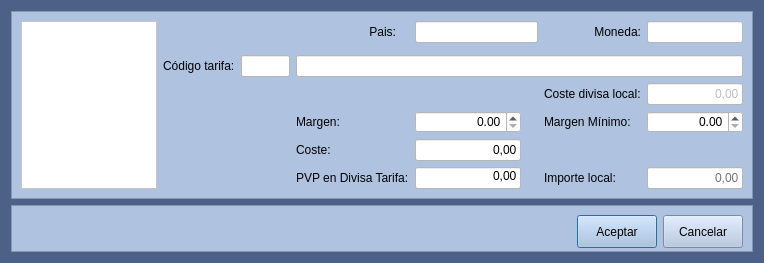
Old version of the form Almacen/frmtarifas.ui in the repository arcnexus/RedFoX.
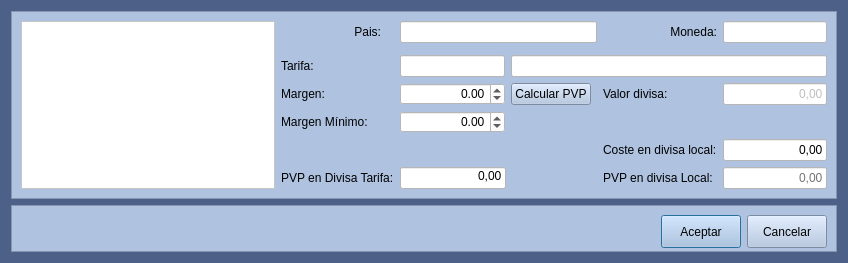
New version of the form. Icons and pictures are not drawn.

Commit message: modificación tarifa articulo segun divisas

What changed in the file:
```diff
--- a/Almacen/frmtarifas.ui
+++ b/Almacen/frmtarifas.ui
@@ -6,7 +6,7 @@
    <rect>
     <x>0</x>
     <y>0</y>
-    <width>764</width>
+    <width>848</width>
     <height>254</height>
    </rect>
   </property>
@@ -158,6 +158,18 @@
         <property name="enabled">
          <bool>false</bool>
         </property>
+        <property name="minimumSize">
+         <size>
+          <width>96</width>
+          <height>0</height>
+         </size>
+        </property>
+        <property name="maximumSize">
+         <size>
+          <width>106</width>
+          <height>16777215</height>
+         </size>
+        </property>
         <property name="styleSheet">
          <string notr="true">background-color: rgb(255, 255, 255);
 color: rgb(115, 115, 115);</string>
@@ -170,30 +182,6 @@
         </property>
        </widget>
       </item>
-      <item row="2" column="2">
-       <widget class="QLineEdit" name="txtCodTarifa">
-        <property name="enabled">
-         <bool>false</bool>
-        </property>
-        <property name="minimumSize">
-         <size>
-          <width>49</width>
-          <height>0</height>
-         </size>
-        </property>
-        <property name="styleSheet">
-         <string notr="true">background-color: rgb(255, 255, 255);
-color: rgb(115, 115, 115);</string>
-        </property>
-       </widget>
-      </item>
-      <item row="4" column="7">
-       <widget class="QLabel" name="label_5">
-        <property name="text">
-         <string>Margen Mínimo:</string>
-        </property>
-       </widget>
-      </item>
       <item row="0" column="0" rowspan="7">
        <widget class="QListView" name="listaTarifa">
         <property name="styleSheet">
@@ -201,13 +189,6 @@
         </property>
        </widget>
       </item>
-      <item row="2" column="1">
-       <widget class="QLabel" name="label_3">
-        <property name="text">
-         <string>Código tarifa:</string>
-        </property>
-       </widget>
-      </item>
       <item row="0" column="7">
        <widget class="QLabel" name="label_2">
         <property name="text">
@@ -234,26 +215,6 @@
         </property>
        </widget>
       </item>
-      <item row="4" column="8">
-       <widget class="QDoubleSpinBox" name="spinMargenMinimo">
-        <property name="enabled">
-         <bool>true</bool>
-        </property>
-        <property name="minimumSize">
-         <size>
-          <width>96</width>
-          <height>0</height>
-         </size>
-        </property>
-        <property name="styleSheet">
-         <string notr="true">background-color: rgb(255, 255, 255);
-</string>
-        </property>
-        <property name="alignment">
-         <set>Qt::AlignRight|Qt::AlignTrailing|Qt::AlignVCenter</set>
-        </property>
-       </widget>
-      </item>
       <item row="0" column="4" colspan="3">
        <widget class="QLineEdit" name="txtPais">
         <property name="enabled">
@@ -276,6 +237,18 @@
         <property name="enabled">
          <bool>false</bool>
         </property>
+        <property name="minimumSize">
+         <size>
+          <width>96</width>
+          <height>0</height>
+         </size>
+        </property>
+        <property name="maximumSize">
+         <size>
+          <width>106</width>
+          <height>16777215</height>
+         </size>
+        </property>
         <property name="styleSheet">
          <string notr="true">background-color: rgb(255, 255, 255);
 color: rgb(115, 115, 115);</string>
@@ -292,50 +265,7 @@
       <item row="6" column="7">
        <widget class="QLabel" name="label_7">
         <property name="text">
-         <string>Importe local:</string>
-        </property>
-       </widget>
-      </item>
-      <item row="2" column="3" colspan="6">
-       <widget class="QLineEdit" name="txtDescTarifa">
-        <property name="enabled">
-         <bool>false</bool>
-        </property>
-        <property name="styleSheet">
-         <string notr="true">background-color: rgb(255, 255, 255);
-color: rgb(115, 115, 115);</string>
-        </property>
-       </widget>
-      </item>
-      <item row="4" column="4">
-       <widget class="QDoubleSpinBox" name="spinMargen">
-        <property name="enabled">
-         <bool>true</bool>
-        </property>
-        <property name="minimumSize">
-         <size>
-          <width>105</width>
-          <height>0</height>
-         </size>
-        </property>
-        <property name="maximumSize">
-         <size>
-          <width>106</width>
-          <height>16777215</height>
-         </size>
-        </property>
-        <property name="styleSheet">
-         <string notr="true">background-color: rgb(255, 255, 255);</string>
-        </property>
-        <property name="alignment">
-         <set>Qt::AlignRight|Qt::AlignTrailing|Qt::AlignVCenter</set>
-        </property>
-       </widget>
-      </item>
-      <item row="4" column="3">
-       <widget class="QLabel" name="label_4">
-        <property name="text">
-         <string>Margen:</string>
+         <string>PVP en divisa Local:</string>
         </property>
        </widget>
       </item>
@@ -344,6 +274,18 @@
         <property name="enabled">
          <bool>false</bool>
         </property>
+        <property name="minimumSize">
+         <size>
+          <width>96</width>
+          <height>0</height>
+         </size>
+        </property>
+        <property name="maximumSize">
+         <size>
+          <width>106</width>
+          <height>16777215</height>
+         </size>
+        </property>
         <property name="styleSheet">
          <string notr="true">background-color: rgb(255, 255, 255);</string>
         </property>
@@ -358,19 +300,18 @@
       <item row="3" column="7">
        <widget class="QLabel" name="label_8">
         <property name="text">
-         <string>Coste divisa local:</string>
+         <string>Valor divisa:</string>
         </property>
        </widget>
       </item>
-      <item row="5" column="3">
-       <widget class="QLabel" name="label_9">
-        <property name="text">
-         <string>Coste:</string>
+      <item row="5" column="8">
+       <widget class="QLineEdit" name="txtCosteLocal">
+        <property name="minimumSize">
+         <size>
+          <width>96</width>
+          <height>0</height>
+         </size>
         </property>
-       </widget>
-      </item>
-      <item row="5" column="4">
-       <widget class="QLineEdit" name="txtCoste">
         <property name="maximumSize">
          <size>
           <width>106</width>
@@ -391,6 +332,138 @@
         </property>
        </widget>
       </item>
+      <item row="5" column="7">
+       <widget class="QLabel" name="label_10">
+        <property name="text">
+         <string>Coste en divisa local:</string>
+        </property>
+       </widget>
+      </item>
+      <item row="3" column="4">
+       <widget class="QDoubleSpinBox" name="spinMargen">
+        <property name="enabled">
+         <bool>true</bool>
+        </property>
+        <property name="minimumSize">
+         <size>
+          <width>105</width>
+          <height>0</height>
+         </size>
+        </property>
+        <property name="maximumSize">
+         <size>
+          <width>106</width>
+          <height>16777215</height>
+         </size>
+        </property>
+        <property name="styleSheet">
+         <string notr="true">background-color: rgb(255, 255, 255);</string>
+        </property>
+        <property name="alignment">
+         <set>Qt::AlignRight|Qt::AlignTrailing|Qt::AlignVCenter</set>
+        </property>
+        <property name="minimum">
+         <double>-500.000000000000000</double>
+        </property>
+        <property name="maximum">
+         <double>1000000.989999999990687</double>
+        </property>
+       </widget>
+      </item>
+      <item row="3" column="3">
+       <widget class="QLabel" name="label_4">
+        <property name="text">
+         <string>Margen:</string>
+        </property>
+       </widget>
+      </item>
+      <item row="4" column="3">
+       <widget class="QLabel" name="label_5">
+        <property name="text">
+         <string>Margen Mínimo:</string>
+        </property>
+       </widget>
+      </item>
+      <item row="4" column="4">
+       <widget class="QDoubleSpinBox" name="spinMargenMinimo">
+        <property name="enabled">
+         <bool>true</bool>
+        </property>
+        <property name="minimumSize">
+         <size>
+          <width>96</width>
+          <height>0</height>
+         </size>
+        </property>
+        <property name="maximumSize">
+         <size>
+          <width>106</width>
+          <height>16777215</height>
+         </size>
+        </property>
+        <property name="styleSheet">
+         <string notr="true">background-color: rgb(255, 255, 255);
+</string>
+        </property>
+        <property name="alignment">
+         <set>Qt::AlignRight|Qt::AlignTrailing|Qt::AlignVCenter</set>
+        </property>
+        <property name="minimum">
+         <double>-500.000000000000000</double>
+        </property>
+        <property name="maximum">
+         <double>1000000.989999999990687</double>
+        </property>
+       </widget>
+      </item>
+      <item row="2" column="5" colspan="4">
+       <widget class="QLineEdit" name="txtDescTarifa">
+        <property name="enabled">
+         <bool>false</bool>
+        </property>
+        <property name="styleSheet">
+         <string notr="true">background-color: rgb(255, 255, 255);
+color: rgb(115, 115, 115);</string>
+        </property>
+       </widget>
+      </item>
+      <item row="2" column="4">
+       <widget class="QLineEdit" name="txtCodTarifa">
+        <property name="enabled">
+         <bool>false</bool>
+        </property>
+        <property name="minimumSize">
+         <size>
+          <width>49</width>
+          <height>0</height>
+         </size>
+        </property>
+        <property name="maximumSize">
+         <size>
+          <width>106</width>
+          <height>16777215</height>
+         </size>
+        </property>
+        <property name="styleSheet">
+         <string notr="true">background-color: rgb(255, 255, 255);
+color: rgb(115, 115, 115);</string>
+        </property>
+       </widget>
+      </item>
+      <item row="2" column="3">
+       <widget class="QLabel" name="label_3">
+        <property name="text">
+         <string>Tarifa:</string>
+        </property>
+       </widget>
+      </item>
+      <item row="3" column="5">
+       <widget class="QPushButton" name="pushButton">
+        <property name="text">
+         <string>Calcular PVP</string>
+        </property>
+       </widget>
+      </item>
      </layout>
     </widget>
    </item>
```
Left out of the diff: 20 changed lines with no effect on the pictures. The commit also changes 10 other files.
